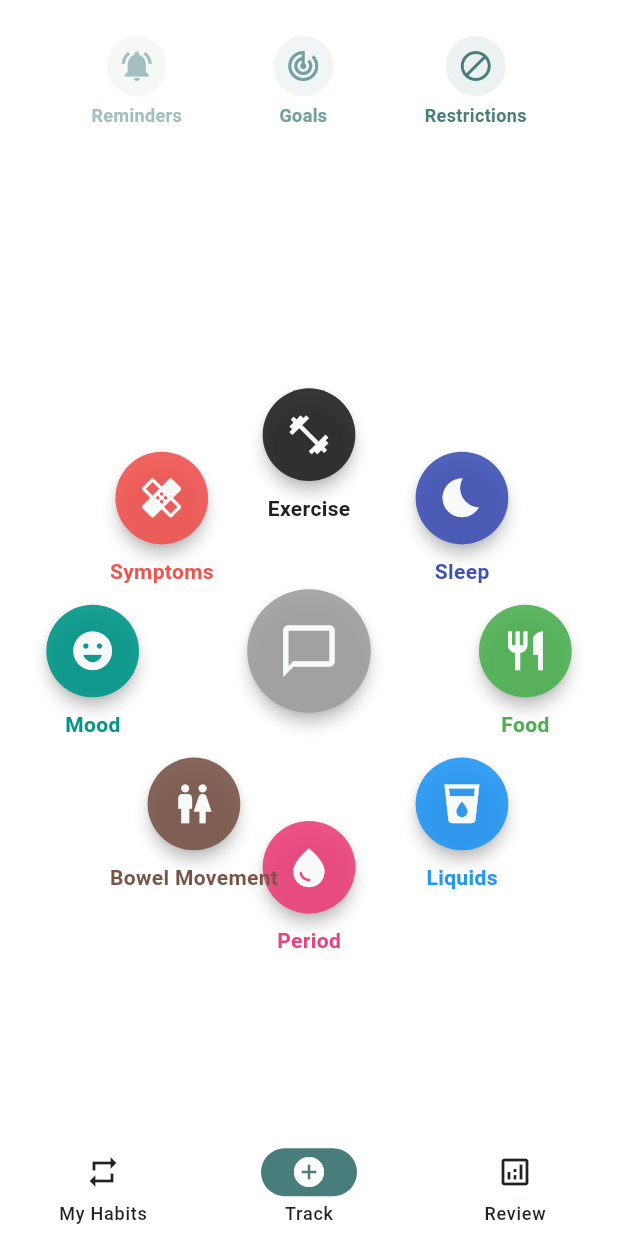
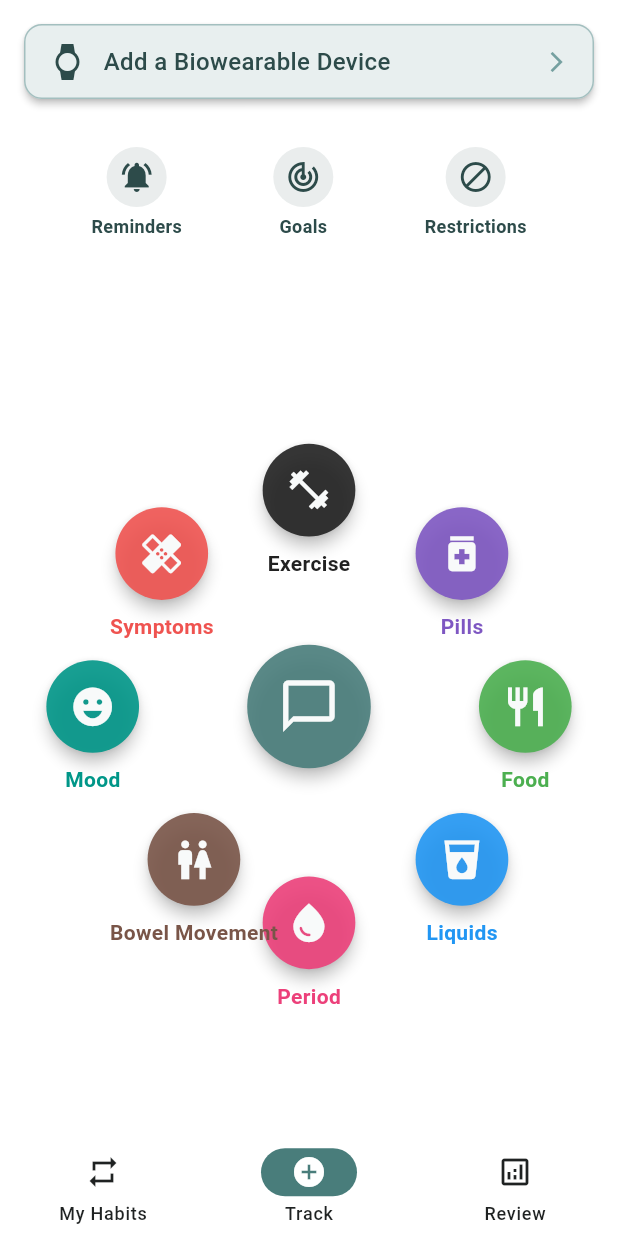
Before and after one commit to kylevon/ai-ventures-hackathon-2025, a Flutter app: the screen it shows after launch, item 2 of the bottom bar chosen, on a phone screen of 412 x 824 dp. Run offline on Flutter 3.47's test engine with Material 3 defaults, Android fonts, the phone set to English and light mode, and no system bars; our stand-ins replace flutter_riverpod, freezed_annotation, go_router, table_calendar.

Commit message:
feat: Biowearable device and pills color

```diff
--- a/lib/core/constants/event_types.dart
+++ b/lib/core/constants/event_types.dart
@@ -2,6 +2,7 @@ import 'package:flutter/material.dart';
 import '../theme/app_theme.dart';
 
 enum EventType {
+  pills,
   exercise,
   sleep,
   food,
@@ -16,6 +17,8 @@ enum EventType {
 
   String get displayName {
     switch (this) {
+      case EventType.pills:
+        return 'Pills';
       case EventType.exercise:
         return 'Exercise';
       case EventType.sleep:
@@ -43,6 +46,8 @@ enum EventType {
 
   Color get color {
     switch (this) {
+      case EventType.pills:
+        return AppTheme.pills[500]!;
       case EventType.exercise:
         return AppTheme.exercise[500]!;
       case EventType.sleep:
@@ -70,6 +75,8 @@ enum EventType {
 
   IconData get icon {
     switch (this) {
+      case EventType.pills:
+        return Icons.medication;
       case EventType.exercise:
         return Icons.fitness_center;
       case EventType.sleep:
--- a/lib/core/theme/app_theme.dart
+++ b/lib/core/theme/app_theme.dart
@@ -224,6 +224,19 @@ class AppTheme {
     letterSpacing: 0.5,
   );
 
+  // Event Type Colors
+  static const Map<int, Color> pills = {
+    100: Color(0xFFEDE7F6), // Light pharmaceutical purple
+    200: Color(0xFFD1C4E9),
+    300: Color(0xFFB39DDB),
+    400: Color(0xFF9575CD),
+    500: Color(0xFF7E57C2), // Vibrant pharmaceutical purple
+    600: Color(0xFF673AB7),
+    700: Color(0xFF5E35B1),
+    800: Color(0xFF512DA8),
+    900: Color(0xFF4527A0),
+  };
+
   // Theme Configuration Methods
   static ThemeData get lightTheme {
     return ThemeData(
--- a/lib/features/input/domain/models/input_option.dart
+++ b/lib/features/input/domain/models/input_option.dart
@@ -5,11 +5,13 @@ class InputOption {
   final String label;
   final Color color;
   final bool isCenter;
+  final Offset? customPosition;
 
   const InputOption({
     required this.icon,
     required this.label,
     required this.color,
     this.isCenter = false,
+    this.customPosition,
   });
 }
--- a/lib/features/input/presentation/pages/input_page.dart
+++ b/lib/features/input/presentation/pages/input_page.dart
@@ -1,6 +1,7 @@
 import 'package:flutter/material.dart';
 import '../widgets/management_buttons/management_buttons_row.dart';
 import '../widgets/circular_menu/circular_menu.dart';
+import '../../../../core/theme/app_theme.dart';
 
 class InputPage extends StatelessWidget {
   const InputPage({super.key});
@@ -9,15 +10,70 @@ class InputPage extends StatelessWidget {
   Widget build(BuildContext context) => _buildPage();
 
   Widget _buildPage() {
-    return const CustomScrollView(
-      slivers: [
-        SliverToBoxAdapter(
-          child: ManagementButtonsRow(),
+    return Scaffold(
+      body: SafeArea(
+        child: Column(
+          children: [
+            _buildBiowearableBar(),
+            const ManagementButtonsRow(),
+            const Expanded(
+              child: CircularMenu(),
+            ),
+          ],
         ),
-        SliverFillRemaining(
-          child: CircularMenu(),
+      ),
+    );
+  }
+
+  Widget _buildBiowearableBar() {
+    return Container(
+      margin: const EdgeInsets.fromLTRB(16, 16, 16, 8),
+      child: Material(
+        elevation: 2,
+        borderRadius: BorderRadius.circular(12),
+        color: AppTheme.primary[100],
+        child: InkWell(
+          onTap: () {
+            // TODO: Handle biowearable device addition
+          },
+          borderRadius: BorderRadius.circular(12),
+          child: Container(
+            padding: const EdgeInsets.symmetric(vertical: 12, horizontal: 16),
+            decoration: BoxDecoration(
+              borderRadius: BorderRadius.circular(12),
+              border: Border.all(
+                color: AppTheme.primary[300]!,
+                width: 1,
+              ),
+            ),
+            child: Row(
+              children: [
+                Icon(
+                  Icons.watch,
+                  color: AppTheme.primary[700],
+                  size: 24,
+                ),
+                const SizedBox(width: 12),
+                Expanded(
+                  child: Text(
+                    'Add a Biowearable Device',
+                    style: TextStyle(
+                      fontSize: 16,
+                      fontWeight: FontWeight.w500,
+                      color: AppTheme.primary[700],
+                    ),
+                  ),
+                ),
+                Icon(
+                  Icons.arrow_forward_ios,
+                  color: AppTheme.primary[400],
+                  size: 16,
+                ),
+              ],
+            ),
+          ),
         ),
-      ],
+      ),
     );
   }
 }
--- a/lib/features/input/presentation/widgets/circular_menu/circular_menu_layout.dart
+++ b/lib/features/input/presentation/widgets/circular_menu/circular_menu_layout.dart
@@ -26,6 +26,7 @@ class CircularMenuLayout extends StatelessWidget {
           children: [
             _buildCenterButton(context, dimensions),
             ..._buildSurroundingButtons(context, dimensions),
+            ..._buildCustomPositionedButtons(context, dimensions),
           ],
         );
       },
@@ -49,14 +50,19 @@ class CircularMenuLayout extends StatelessWidget {
     BuildContext context,
     _MenuDimensions dimensions,
   ) {
-    final otherOptions = options.where((option) => !option.isCenter).toList();
-    return List.generate(otherOptions.length, (index) {
+    final circularOptions = options
+        .where(
+          (option) => !option.isCenter && option.customPosition == null,
+        )
+        .toList();
+
+    return List.generate(circularOptions.length, (index) {
       final position = _calculateButtonPosition(
         index,
-        otherOptions.length,
+        circularOptions.length,
         dimensions,
       );
-      final option = otherOptions[index];
+      final option = circularOptions[index];
 
       return Positioned(
         left: position.left,
@@ -68,6 +74,35 @@ class CircularMenuLayout extends StatelessWidget {
         ),
       );
     });
+  }
+
+  List<Widget> _buildCustomPositionedButtons(
+    BuildContext context,
+    _MenuDimensions dimensions,
+  ) {
+    final customOptions = options
+        .where(
+          (option) => !option.isCenter && option.customPosition != null,
+        )
+        .toList();
+
+    return customOptions.map((option) {
+      // Calculate position relative to the Exercise button (first in the circle)
+      final exercisePosition = _calculateButtonPosition(0, 8, dimensions);
+      final offset = option.customPosition!;
+
+      return Positioned(
+        left: exercisePosition.left +
+            (offset.dx * dimensions.surroundingButtonSize),
+        top: exercisePosition.top +
+            (offset.dy * dimensions.surroundingButtonSize * 1.5),
+        child: CircularMenuButton(
+          option: option,
+          size: dimensions.surroundingButtonSize,
+          onTap: () => onOptionTap(context, option),
+        ),
+      );
+    }).toList();
   }
 
   _MenuDimensions _calculateDimensions(BoxConstraints constraints) {
--- a/lib/features/input/presentation/widgets/circular_menu/circular_menu_options.dart
+++ b/lib/features/input/presentation/widgets/circular_menu/circular_menu_options.dart
@@ -1,5 +1,6 @@
 import 'package:flutter/material.dart';
 import '../../../../../core/constants/event_types.dart';
+import '../../../../../core/theme/app_theme.dart';
 import '../../../domain/models/input_option.dart';
 
 class CircularMenuOptions {
@@ -14,16 +15,16 @@ class CircularMenuOptions {
     return InputOption(
       icon: Icons.chat_bubble_outline,
       label: 'Chat',
-      color: EventType.misc.color,
+      color: AppTheme.primary[500]!,
       isCenter: true,
     );
   }
 
   static List<InputOption> _createSurroundingOptions() {
-    // Select 8 most important event types for the circular menu
+    // Keep the original 8 event types for the circle
     final mainEventTypes = [
       EventType.exercise,
-      EventType.sleep,
+      EventType.pills,
       EventType.food,
       EventType.liquids,
       EventType.period,
--- a/lib/features/input/presentation/widgets/management_buttons/management_buttons_row.dart
+++ b/lib/features/input/presentation/widgets/management_buttons/management_buttons_row.dart
@@ -26,7 +26,7 @@ class ManagementButtonsRow extends StatelessWidget {
     return ManagementButton(
       icon: Icons.notifications_active,
       label: 'Reminders',
-      color: AppTheme.primary[300]!,
+      color: AppTheme.primary[700]!,
       onTap: () => _showComingSoonSnackBar(context, 'Reminders'),
     );
   }
@@ -35,7 +35,7 @@ class ManagementButtonsRow extends StatelessWidget {
     return ManagementButton(
       icon: Icons.track_changes,
       label: 'Goals',
-      color: AppTheme.primary[400]!,
+      color: AppTheme.primary[700]!,
       onTap: () => _showComingSoonSnackBar(context, 'Goals'),
     );
   }
@@ -44,7 +44,7 @@ class ManagementButtonsRow extends StatelessWidget {
     return ManagementButton(
       icon: Icons.block,
       label: 'Restrictions',
-      color: AppTheme.primary[500]!,
+      color: AppTheme.primary[700]!,
       onTap: () => _showComingSoonSnackBar(context, 'Restrictions'),
     );
   }
```
